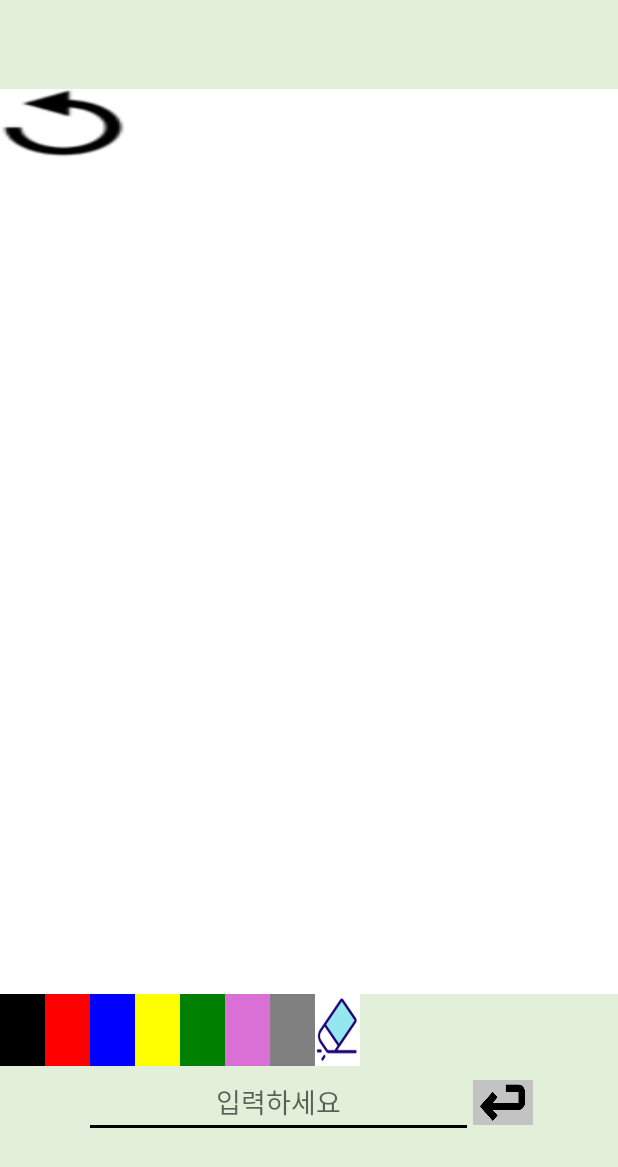
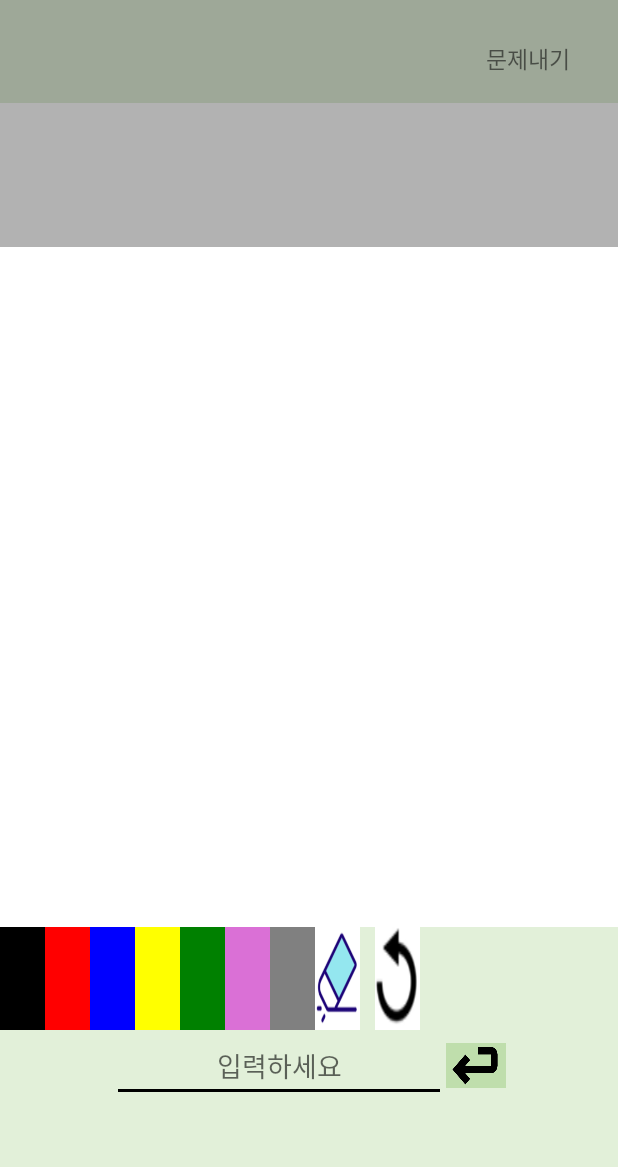
Before and after one commit to guswjd2103/week2, an Android app: the gameActivity screen opened directly, with no data from a screen before it, on a phone screen of 412 x 824 dp. Shown: the top 1167 px of the screen. Run offline under Robolectric (Android 15) with nearby library versions, the phone set to English and light mode, and no system bars; libraries missing offline, so code that uses them is left out: io.socket.client, io.socket.emitter; 5 statements that could not run were skipped.

Commit message:
update gameborad design

```diff
--- a/app/src/main/java/com/example/week1_contact/gameActivity.java
+++ b/app/src/main/java/com/example/week1_contact/gameActivity.java
@@ -7,13 +7,16 @@ import android.graphics.Canvas;
 import android.graphics.Color;
 import android.graphics.Paint;
 import android.os.Bundle;
+import android.util.DisplayMetrics;
 import android.util.Log;
 import android.view.Gravity;
+import android.view.LayoutInflater;
 import android.view.MotionEvent;
 import android.view.View;
 import android.view.inputmethod.InputMethodManager;
 import android.widget.Button;
 import android.widget.EditText;
+import android.widget.FrameLayout;
 import android.widget.LinearLayout;
 import android.widget.TextView;
 import android.widget.Toast;
@@ -31,9 +34,12 @@ import org.json.JSONObject;
 import org.json.JSONArray;
 import org.json.JSONException;
 import org.json.JSONObject;
+import org.w3c.dom.Text;
 
 import java.net.URISyntaxException;
 import java.util.ArrayList;
+import java.util.List;
+import java.util.Random;
 
 import io.socket.client.IO;
 import io.socket.client.Socket;
@@ -44,13 +50,15 @@ public class gameActivity extends Activity {
     private String TAG = "GameActivity";
     private Socket mSocket;
     private String answer;
-    private boolean Offense_Defense = false;        //true : 그리기 & false : 맞추기
+    private int status = 0;        //0:일반 1:그림그리기 2:맞추기
     String userName;
     String roomName;
 
     private Button answerButton;
     private EditText answer_u;
     private TextView tvMain;
+
+    private List<String> problems = new ArrayList<String>();
 
     ArrayList<Point> points = new ArrayList<Point>();
     int color = Color.BLACK;
@@ -103,6 +111,7 @@ public class gameActivity extends Activity {
 
         @Override //그리기
         public boolean onTouchEvent(MotionEvent event) {
+            if(status != 1) return false;
             float x = event.getX();
             float y = event.getY();
 
@@ -131,27 +140,101 @@ public class gameActivity extends Activity {
         super.onCreate(savedInstanceState);
         setContentView(R.layout.gameboard);
 
-        //서버로 부터 random 하게 제시어 받아오기
-        answer = "apple";
+        //design
+        DisplayMetrics dm = getApplicationContext().getResources().getDisplayMetrics();
+        int width = dm.widthPixels;
+        int heigth = dm.heightPixels;
+        //chat layout 중첩시키기
+        LayoutInflater layoutInflater = (LayoutInflater)getSystemService(Context.LAYOUT_INFLATER_SERVICE);
+        LinearLayout chatLayout = (LinearLayout)layoutInflater.inflate(R.layout.chat,null);
+        chatLayout.setBackgroundColor(Color.parseColor("#4D000000"));
+
+        LinearLayout.LayoutParams param_chat = new LinearLayout.LayoutParams(width,heigth/5);
+        param_chat.setMargins(0,heigth/12,0,0);
+        addContentView(chatLayout,param_chat);
+
+        //room head
+        LinearLayout headLayout = (LinearLayout) findViewById(R.id.roomhead);
+        LinearLayout.LayoutParams param_head = new LinearLayout.LayoutParams(width, heigth/12);
+        param_head.setMargins(0,0,0,0);
+        headLayout.setLayoutParams(param_head);
+
+        //canvas
+        drawlinear = findViewById(R.id.drawCanvas);
+        LinearLayout.LayoutParams param_draw = new LinearLayout.LayoutParams(width,heigth*2/3);
+        param_draw.setMargins(0,0,0,0);
+        drawlinear.setLayoutParams(param_draw);
+
+        //tool
+        LinearLayout toolLayout = (LinearLayout)findViewById(R.id.gametool);
+        LinearLayout.LayoutParams param_tool = new LinearLayout.LayoutParams(width, heigth/15);
+        param_draw.setMargins(0,0,0,0);
+        toolLayout.setLayoutParams(param_tool);
+
+        //tell
+        LinearLayout tellLayout = (LinearLayout)findViewById(R.id.gametool);
+        LinearLayout.LayoutParams param_tell = new LinearLayout.LayoutParams(width, heigth/12);
+        param_draw.setMargins(0,0,0,0);
+        tellLayout.setLayoutParams(param_tell);
+
+
+        //
+        answer = "qwerasdfzxcv";
+        problems.add("apple");
 
         Intent intent = getIntent();
         userName = intent.getExtras().getString("name");
         roomName = intent.getExtras().getString("roomName");
 
-        TextView textView = (TextView)findViewById(R.id.playerName);
+        TextView textView = (TextView)findViewById(R.id.roomName);
         textView.setText(roomName);
 
         final MyView m = new MyView(this);
-        drawlinear = findViewById(R.id.drawCanvas);
         drawlinear.addView(m);
-
-        answer_u = (EditText)findViewById(R.id.answer);
         tvMain = (TextView)findViewById(R.id.tvMain);
 
+        TextView problem_text = (TextView)findViewById(R.id.problem_text);
+        Button blackButton = (Button)findViewById(R.id.blackButton);
         Button redButton = (Button)findViewById(R.id.redButton);
         Button blueButton = (Button)findViewById(R.id.blueButton);
         Button yellowButton = (Button)findViewById(R.id.yellowButton);
+        Button greenButton = (Button)findViewById(R.id.greenButton);
+        Button orchidButton =(Button)findViewById(R.id.orchidButton);
+        Button grayButton = (Button)findViewById(R.id.grayButton);
+        Button eraserButton = (Button)findViewById(R.id.eraserButton);
+        Button resetButton = (Button)findViewById(R.id.resetButton);
+        answer_u = (EditText)findViewById(R.id.answer);
+        answerButton = (Button)findViewById(R.id.answerButton);
 
+        problem_text.setOnClickListener(new View.OnClickListener(){
+            @Override
+            public void onClick(View v) {
+                if(status != 0) return;
+                status = 1;
+                answer_u.setEnabled(false);
+                Random r = new Random();
+                int i = r.nextInt(problems.size());
+                answer = problems.get(i);
+                problem_text.setText(answer+"        ");
+                JsonObject problemObject = new JsonObject();
+                problemObject.addProperty("problem", answer + "");
+                problemObject.addProperty("roomName", roomName + "");
+                JSONObject jsonObject = null;
+
+                try{
+                    jsonObject =  new JSONObject(problemObject.toString());
+                } catch (JSONException e){
+                    e.printStackTrace();
+                }
+
+                mSocket.emit("problem", jsonObject);
+
+            }
+        });
+        blackButton.setOnClickListener(new View.OnClickListener() {
+            @Override
+            public void onClick(View v) { color = Color.BLACK; }
+        });
         redButton.setOnClickListener(new View.OnClickListener(){
             @Override
             public void onClick(View v) {
@@ -170,8 +253,30 @@ public class gameActivity extends Activity {
                 color = Color.YELLOW;
             }
         });
-
-        Button resetButton = (Button)findViewById(R.id.resetButton);
+        greenButton.setOnClickListener(new View.OnClickListener() {
+            @Override
+            public void onClick(View v) {
+                color = Color.GREEN;
+            }
+        });
+        orchidButton.setOnClickListener(new View.OnClickListener() {
+            @Override
+            public void onClick(View v) {
+                color = Color.parseColor("#DA70D6");
+            }
+        });
+        grayButton.setOnClickListener(new View.OnClickListener() {
+            @Override
+            public void onClick(View v) {
+                color = Color.GRAY;
+            }
+        });
+        eraserButton.setOnClickListener(new View.OnClickListener() {
+            @Override
+            public void onClick(View v) {
+                color = Color.WHITE;
+            }
+        });
         resetButton.setOnClickListener(new View.OnClickListener() {
             @Override
             public void onClick(View v) { //reset하면 RESET했다고 TOAST띄워주기
@@ -189,11 +294,10 @@ public class gameActivity extends Activity {
 
             }
         });
-
-        answerButton = (Button)findViewById(R.id.answerButton);
         answerButton.setOnClickListener(new View.OnClickListener() {
             @Override
             public void onClick(View v) {
+                if(status == 1) return;
                 JsonObject answerObject = new JsonObject();
                 answerObject.addProperty("answer", answer_u.getText() + "");
                 answerObject.addProperty("userName", userName + "");
@@ -217,8 +321,6 @@ public class gameActivity extends Activity {
 
                 InputMethodManager inputMethodManager = (InputMethodManager)getSystemService(Context.INPUT_METHOD_SERVICE);
                 inputMethodManager.hideSoftInputFromWindow(answer_u.getWindowToken(),0);
-                //정답과 비교해서 턴을 넘겨주는?
-//                if(Offense_Defense == true) return;
             }
         });
 
@@ -308,6 +410,19 @@ public class gameActivity extends Activity {
                 catch (Exception e){
                     e.printStackTrace();
                 }
+            }).on("receiveProblem",(Object... objects) -> { //다른사람은 false로 하고 answer도 보내줘야함
+                JsonParser jsonParsers = new JsonParser();
+                JsonObject probleminfo = (JsonObject) jsonParsers.parse(objects[0] + "");
+                Log.d("probleminfo", probleminfo.toString());
+                try{
+                    String problem = probleminfo.get("answer").getAsString();
+                    status = 2;
+                    answer_u.setEnabled(true);
+                    answer = problem;
+                }
+                catch (Exception e){
+                    e.printStackTrace();
+                }
             });
             mSocket.connect();
         } catch (Exception e) {
--- /dev/null
+++ b/app/src/main/res/layout/chat.xml
@@ -0,0 +1,13 @@
+<?xml version="1.0" encoding="utf-8"?>
+<LinearLayout xmlns:android="http://schemas.android.com/apk/res/android"
+    android:orientation="vertical" android:layout_width="match_parent"
+    android:layout_height="match_parent">
+
+    <TextView
+        android:id="@+id/tvMain"
+        android:layout_width="match_parent"
+        android:layout_height="match_parent"
+        android:textSize="15sp"
+        android:textColor="#FFFFFF"/>
+
+</LinearLayout>
--- a/app/src/main/res/layout/gameboard.xml
+++ b/app/src/main/res/layout/gameboard.xml
@@ -4,48 +4,50 @@
     android:layout_height="match_parent" android:weightSum="12"
     android:background="@drawable/game_background">
 
-
-    <TextView
-        android:id="@+id/playerName"
-        android:layout_width="wrap_content"
+    <LinearLayout
+        android:id="@+id/roomhead"
+        android:layout_width="match_parent"
         android:layout_height="wrap_content"
-        android:textSize="20sp"
-        android:layout_weight="1"
-        android:layout_gravity="center_horizontal"
-        android:gravity="center_vertical"
-        android:text="test"/>
-
-
-    <LinearLayout
-        android:id="@+id/drawCanvas"
-        android:layout_width="match_parent"
-        android:layout_height="309dp"
-        android:layout_weight="9"
-        android:background="@drawable/game_canvas">
+        android:orientation="vertical">
 
         <TextView
-            android:id="@+id/tvMain"
+            android:id="@+id/roomName"
             android:layout_width="wrap_content"
             android:layout_height="wrap_content"
-            android:layout_weight="0.97"/>
+            android:layout_gravity="center_horizontal"
+            android:gravity="center"
+            android:text="test"
+            android:textSize="20sp" />
 
-        <Button
-            android:id="@+id/resetButton"
-            android:layout_gravity="end"
+        <TextView
+            android:id="@+id/problem_text"
             android:layout_width="wrap_content"
             android:layout_height="wrap_content"
-            android:background="@drawable/game_reset"/>
+            android:layout_gravity="end"
+            android:gravity="center"
+            android:text="문제내기        "
+            android:textSize="15sp" />
 
     </LinearLayout>
 
     <LinearLayout
+        android:id="@+id/drawCanvas"
+        android:orientation="horizontal"
+        android:layout_width="match_parent"
+        android:layout_height="wrap_content"
+        android:background="@drawable/game_canvas">
+
+    </LinearLayout>
+
+    <LinearLayout
+        android:id="@+id/gametool"
         android:layout_width="wrap_content"
         android:layout_height="wrap_content">
 
         <Button
             android:id="@+id/blackButton"
             android:layout_width="30dp"
-            android:layout_height="wrap_content"
+            android:layout_height="match_parent"
             android:layout_gravity="start"
             android:background="#000000" />
         <Button
@@ -53,37 +55,37 @@
             android:background="#FF0000"
             android:layout_gravity="start"
             android:layout_width="30dp"
-            android:layout_height="wrap_content"/>
+            android:layout_height="match_parent"/>
         <Button
             android:id="@+id/blueButton"
             android:background="#0000FF"
             android:layout_gravity="start"
             android:layout_width="30dp"
-            android:layout_height="wrap_content"/>
+            android:layout_height="match_parent"/>
         <Button
             android:id="@+id/yellowButton"
             android:background="#FFFF00"
             android:layout_gravity="start"
             android:layout_width="30dp"
-            android:layout_height="wrap_content"/>
+            android:layout_height="match_parent"/>
         <Button
             android:id="@+id/greenButton"
             android:background="#008000"
             android:layout_gravity="start"
             android:layout_width="30dp"
-            android:layout_height="wrap_content"/>
+            android:layout_height="match_parent"/>
         <Button
             android:id="@+id/orchidButton"
             android:background="#DA70D6"
             android:layout_gravity="start"
             android:layout_width="30dp"
-            android:layout_height="wrap_content"/>
+            android:layout_height="match_parent"/>
         <Button
             android:id="@+id/grayButton"
             android:background="#808080"
             android:layout_gravity="start"
             android:layout_width="30dp"
-            android:layout_height="wrap_content"/>
+            android:layout_height="match_parent"/>
 
         <Button
             android:id="@+id/eraserButton"
@@ -92,9 +94,21 @@
             android:layout_gravity="start"
             android:background="@drawable/game_eraser" />
 
+        <View
+            android:layout_width="10dp"
+            android:layout_height="0dp" />
+
+        <Button
+            android:id="@+id/resetButton"
+            android:layout_width="30dp"
+            android:layout_height="match_parent"
+            android:layout_gravity="end"
+            android:background="@drawable/game_reset" />
+
     </LinearLayout>
 
     <LinearLayout
+        android:id="@+id/gametell"
         android:layout_width="match_parent"
         android:layout_height="wrap_content"
         android:layout_weight="0.03"
@@ -105,7 +119,7 @@
         <EditText
             android:id="@+id/answer"
             android:layout_gravity="center_vertical"
-            android:layout_width="wrap_content"
+            android:layout_width="0dp"
             android:layout_height="wrap_content"
             android:layout_weight="0.6"
             android:gravity="center"
```
Also changed, not shown: app/src/main/res/drawable/game_submit.PNG.
